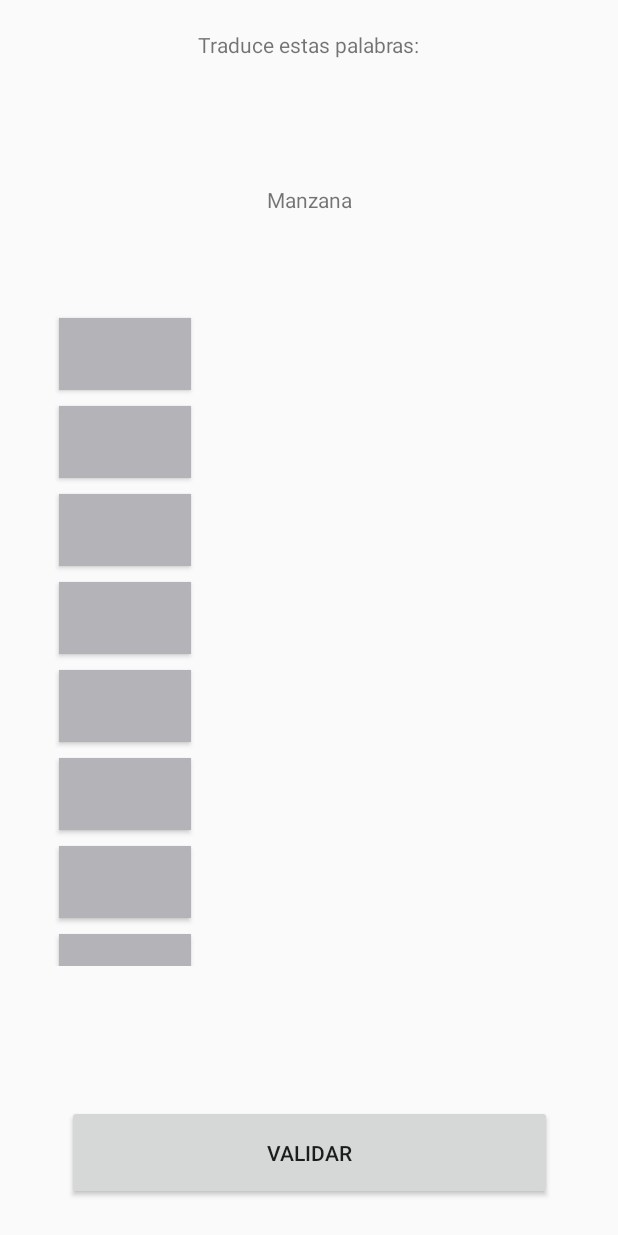
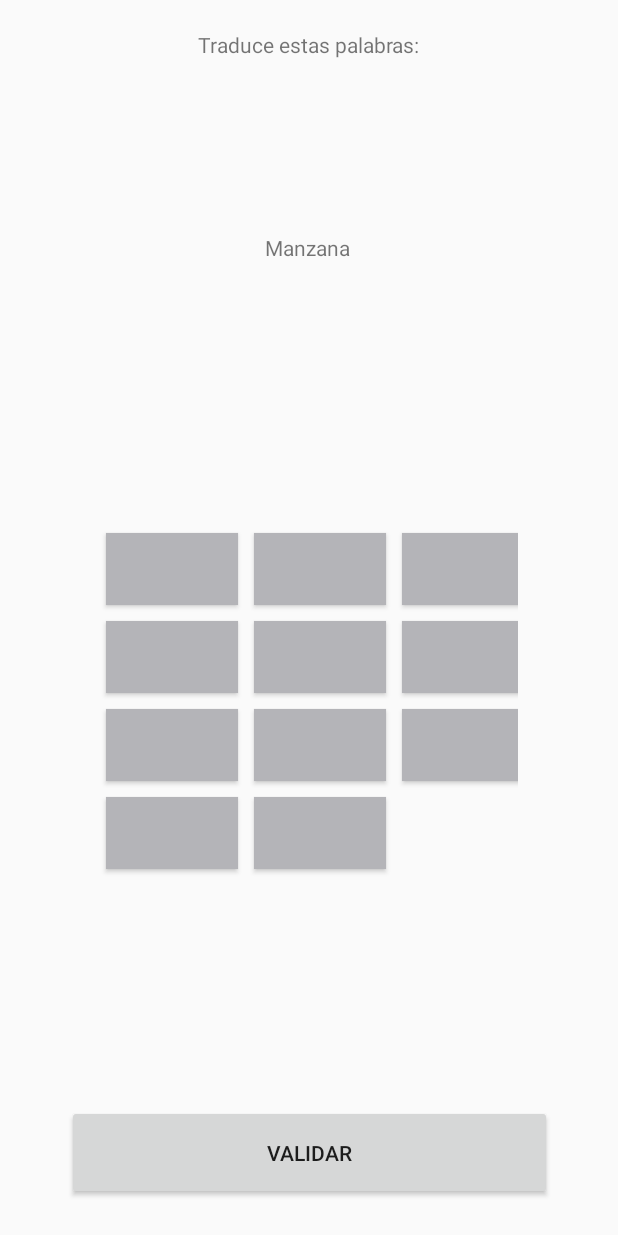
Before and after one commit to eduscnr/Idiomaster, an Android app: the TraducePalabras screen opened directly, with no data from a screen before it, on a phone screen of 412 x 824 dp. Run offline under Robolectric (Android 15) with nearby library versions, the phone set to English and light mode, and no system bars; our stand-ins replace navigation-ui; 3 statements that could not run were skipped.

Commit message:
Traduce Palabras Validacion

```diff
--- a/app/src/main/java/com/example/idiomaster/ui/minijuegos/TraducePalabras.java
+++ b/app/src/main/java/com/example/idiomaster/ui/minijuegos/TraducePalabras.java
@@ -4,10 +4,12 @@ import androidx.appcompat.app.AppCompatActivity;
 import androidx.core.content.ContextCompat;
 import androidx.gridlayout.widget.GridLayout;
 
+import android.app.Activity;
 import android.graphics.Color;
 import android.os.Bundle;
 import android.view.View;
 import android.widget.Button;
+import android.widget.TextView;
 import android.widget.Toast;
 
 import com.example.idiomaster.MainActivity;
@@ -22,25 +24,42 @@ public class TraducePalabras extends AppCompatActivity implements View.OnClickLi
     private ActivityTraducePalabrasBinding binding;
     private List<String> opciones;
     private GridLayout gridLayout;
+    private Button btnvalidar;
+    private int indiceActual = 0;
+    private String respuestPulsada;
+    private TextView tvCorrectoInCorrecto;
     @Override
     protected void onCreate(Bundle savedInstanceState) {
         super.onCreate(savedInstanceState);
         binding = ActivityTraducePalabrasBinding.inflate(getLayoutInflater());
         setContentView(binding.getRoot());
+
+        tvCorrectoInCorrecto = binding.textviewCorrectoIncorrecto;
+        gridLayout = binding.gridJugar;
+
         opciones = new ArrayList<>();
-        Random random = new Random();
-        binding.palabraTraducir.setText(MainActivity.getNivelSeleccionado().getPalabras().get(0));
-        gridLayout = binding.gridJugar;
+        binding.palabraTraducir.setText(MainActivity.getNivelSeleccionado().getPalabras().get(indiceActual));
+
         for (int i = 0; i <= 10; i++) {
             opciones.add(MainActivity.getNivelSeleccionado().getPalabras().get(i));
         }
         aniadeHijos(10);
         recorrer();
+
+        btnvalidar = binding.validar;
+        btnvalidar.setOnClickListener(new View.OnClickListener() {
+            @Override
+            public void onClick(View v) {
+                if (btnvalidar.isEnabled()) {
+                    validarRespuesta();
+                }
+            }
+        });
     }
 
     public void aniadeHijos(int k) {
-        gridLayout.setColumnCount(1);
-        gridLayout.setRowCount(3);
+        gridLayout.setColumnCount(3);
+        gridLayout.setRowCount(1);
         Button b;
         for (int i = 0; i <= k; i++) {
             b = new Button(binding.getRoot().getContext());
@@ -68,17 +87,30 @@ public class TraducePalabras extends AppCompatActivity implements View.OnClickLi
     @Override
     public void onClick(View view) {
         Button button = (Button) view;
-
+        respuestPulsada = button.getText().toString();
         if (view.getClass().getSimpleName().equals("Button")){
             Button b = (Button) view;
             recorrer();
-            b.setBackgroundColor(ContextCompat.getColor(this, R.color.white));
+            b.setBackgroundColor(ContextCompat.getColor(this, R.color.teal_200));
         }
+    }
 
-        if(button.getText().toString().equalsIgnoreCase(binding.palabraTraducir.getText().toString())){
-            Toast.makeText(this, "Correcto", Toast.LENGTH_SHORT).show();
-        }else{
-            Toast.makeText(this, "Incorrecto", Toast.LENGTH_SHORT).show();
+    public void validarRespuesta(){
+        if (respuestPulsada.equalsIgnoreCase(binding.palabraTraducir.getText().toString())) {
+            //Toast.makeText(this, "Correcto", Toast.LENGTH_SHORT).show();
+            tvCorrectoInCorrecto.setText("CORRECTO");
+            tvCorrectoInCorrecto.setTextColor(ContextCompat.getColor(this, R.color.teal_700));
+            indiceActual++;
+            if (indiceActual < MainActivity.getNivelSeleccionado().getPalabras().size()) {
+                binding.palabraTraducir.setText(MainActivity.getNivelSeleccionado().getPalabras().get(indiceActual));
+            } else {
+               // Toast.makeText(this, "¡Juego completado!", Toast.LENGTH_SHORT).show();
+                finish();
+            }
+        } else {
+            //Toast.makeText(this, "Incorrecto", Toast.LENGTH_SHORT).show();
+            tvCorrectoInCorrecto.setText("INCORRECTO");
+            tvCorrectoInCorrecto.setTextColor(ContextCompat.getColor(this, R.color.purple_200));
         }
     }
 }
--- a/app/src/main/res/layout/activity_traduce_palabras.xml
+++ b/app/src/main/res/layout/activity_traduce_palabras.xml
@@ -20,12 +20,14 @@
             android:id="@+id/palabraTraducir"
             android:layout_width="wrap_content"
             android:layout_height="wrap_content"
-            android:layout_marginTop="20dp"
+            android:layout_marginTop="30dp"
             android:text="Manzana"
             app:layout_constraintBottom_toTopOf="@+id/relativeLayout2"
             app:layout_constraintEnd_toEndOf="parent"
+            app:layout_constraintHorizontal_bias="0.497"
             app:layout_constraintStart_toStartOf="parent"
-            app:layout_constraintTop_toBottomOf="@+id/textView2" />
+            app:layout_constraintTop_toBottomOf="@+id/textView2"
+            app:layout_constraintVertical_bias="0.33" />
 
         <Button
             android:id="@+id/validar"
@@ -41,14 +43,14 @@
 
         <RelativeLayout
             android:id="@+id/relativeLayout2"
-            android:layout_width="345dp"
-            android:layout_height="437dp"
+            android:layout_width="280dp"
+            android:layout_height="329dp"
             app:layout_constraintBottom_toBottomOf="parent"
             app:layout_constraintEnd_toEndOf="parent"
-            app:layout_constraintHorizontal_bias="0.51"
+            app:layout_constraintHorizontal_bias="0.496"
             app:layout_constraintStart_toStartOf="parent"
             app:layout_constraintTop_toTopOf="parent"
-            app:layout_constraintVertical_bias="0.535">
+            app:layout_constraintVertical_bias="0.708">
 
                 <androidx.gridlayout.widget.GridLayout
                     android:id="@+id/gridJugar"
@@ -57,4 +59,17 @@
 
                 </androidx.gridlayout.widget.GridLayout>
         </RelativeLayout>
+
+        <TextView
+            android:id="@+id/textviewCorrectoIncorrecto"
+            android:layout_width="wrap_content"
+            android:layout_height="wrap_content"
+            android:textStyle="bold"
+            app:layout_constraintBottom_toBottomOf="parent"
+            app:layout_constraintEnd_toEndOf="parent"
+            app:layout_constraintHorizontal_bias="0.498"
+            app:layout_constraintStart_toStartOf="parent"
+            app:layout_constraintTop_toTopOf="parent"
+            app:layout_constraintVertical_bias="0.279" />
+
 </androidx.constraintlayout.widget.ConstraintLayout>
```
